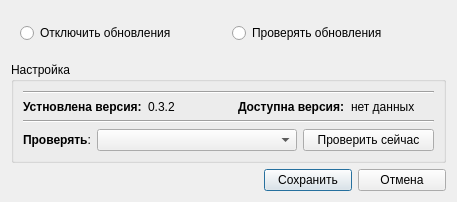
KeyGen/Easy-work, file Easy-work/Plugin/Update/Update/update_dialog.ui: the form before one commit.
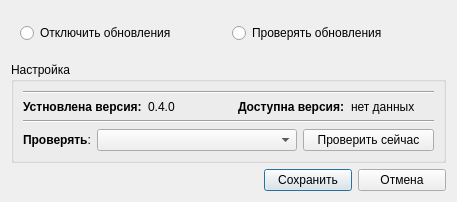
The form after the commit.

Diff of the .ui file:
```diff
--- a/Easy-work/Plugin/Update/Update/update_dialog.ui
+++ b/Easy-work/Plugin/Update/Update/update_dialog.ui
@@ -78,7 +78,7 @@
         <item>
          <widget class="QLabel" name="showInstallVersion">
           <property name="text">
-           <string>0.3.2</string>
+           <string>0.4.0</string>
           </property>
          </widget>
         </item>
```
